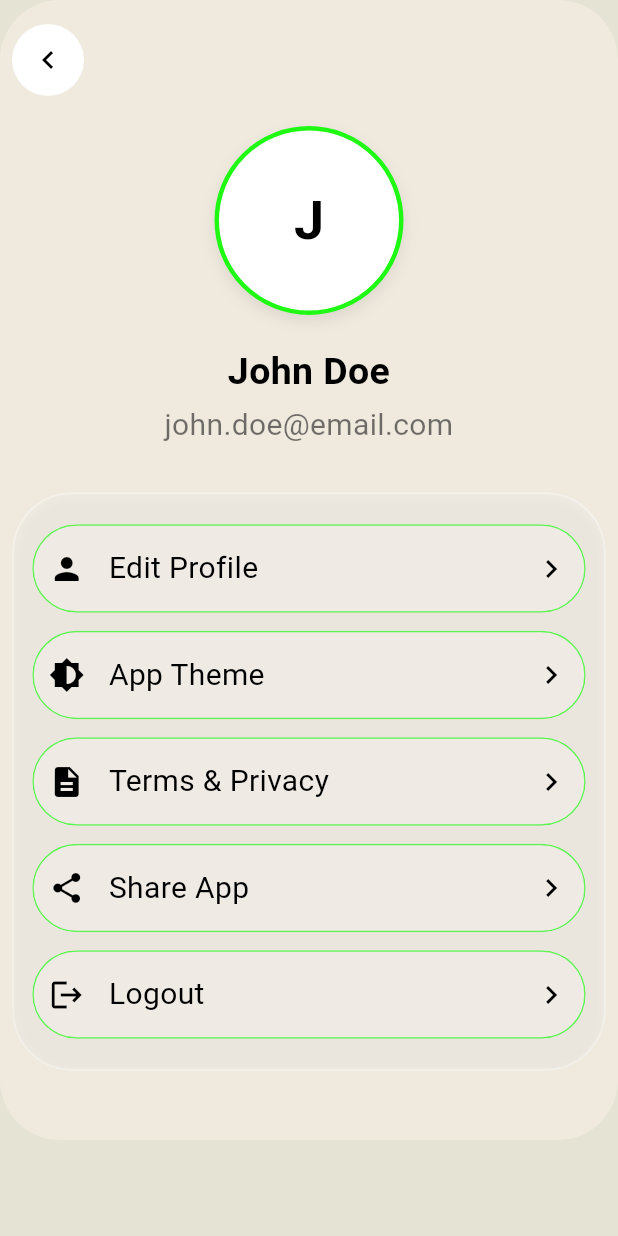
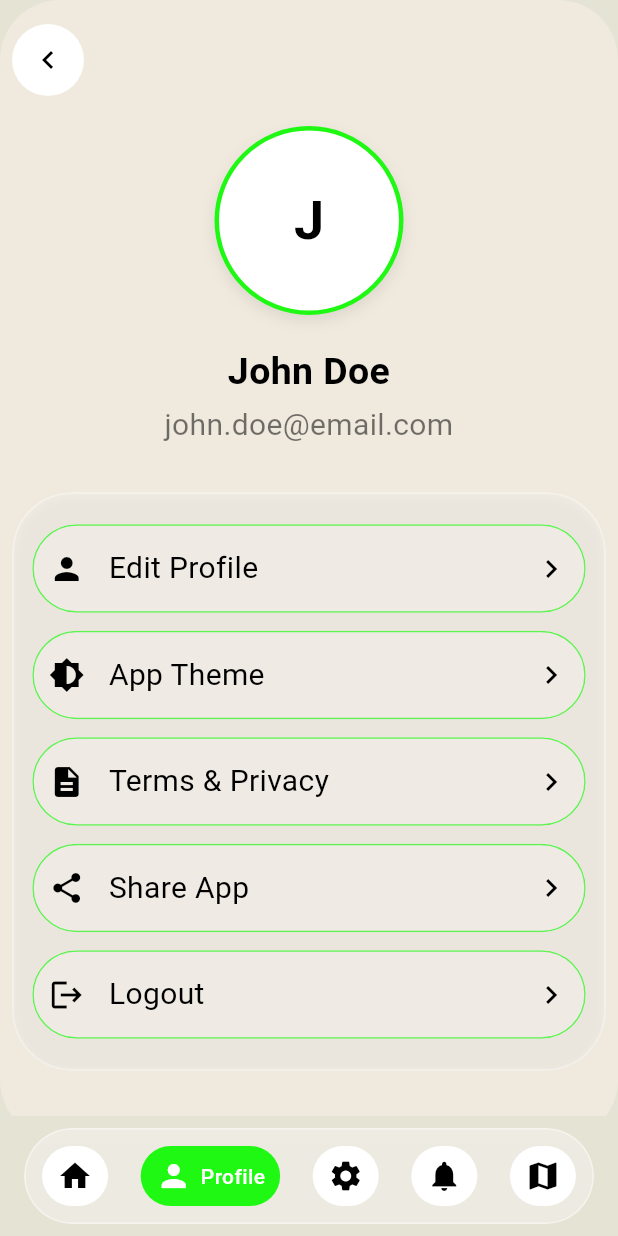
Before and after one commit to Alvin11David/UGANDA-EXPLORE, a Flutter app: the screen it shows after launch, on a phone screen of 412 x 824 dp. Run offline on Flutter 3.47's test engine with Material 3 defaults, Android fonts, the phone set to English and light mode, and no system bars; our stand-ins replace cloud_firestore, firebase_auth, firebase_core, flutter_svg, google_sign_in; accounts and stored records are empty; Roboto replaces fonts that are missing (Poppins).

Commit message:
added a bottom navigation bar to the profile screen

```diff
--- a/uganda_explore/lib/screens/profile/profile_screen.dart
+++ b/uganda_explore/lib/screens/profile/profile_screen.dart
@@ -117,42 +117,32 @@ class ProfileScreen extends StatelessWidget {
                           _ProfileOptionButton(
                             icon: Icons.person,
                             label: 'Edit Profile',
-                            onTap: () {
-                              // Handle edit profile tap here
-                            },
+                            onTap: () {},
                           ),
                           const SizedBox(height: 12),
                           _ProfileOptionButton(
                             icon: Icons.brightness_6,
                             label: 'App Theme',
-                            onTap:() {
-                              //Handle app theme tap here
-                            },
+                            onTap: () {},
                           ),
                           const SizedBox(height: 12),
                           _ProfileOptionButton(
                             icon: Icons.description,
                             label: 'Terms & Privacy',
-                            onTap: () {
-                              //Handle terms & privacy tap here
-                            },
+                            onTap: () {},
                           ),
                           const SizedBox(height: 12),
                           _ProfileOptionButton(
                             icon: Icons.share,
                             label: 'Share App',
-                            onTap:() {
-
-                            },
+                            onTap: () {},
                           ),
                           const SizedBox(height: 12),
                           _ProfileOptionButton(
                             icon: Icons.logout,
                             label: 'Logout',
-                            onTap: () {
-                              //Handle Logout tap here
-                            },
-                          )
+                            onTap: () {},
+                          ),
                         ],
                       ),
                     ),
@@ -163,6 +153,74 @@ class ProfileScreen extends StatelessWidget {
             ),
           ),
         ),
+      ),
+      bottomNavigationBar: Padding(
+        padding: const EdgeInsets.symmetric(horizontal: 16, vertical: 8),
+        child: ClipRRect(
+          borderRadius: BorderRadius.circular(40),
+          child: BackdropFilter(
+            filter: ImageFilter.blur(sigmaX: 12, sigmaY: 12),
+            child: Container(
+              height: 64,
+              decoration: BoxDecoration(
+                color: Colors.white.withOpacity(0.3),
+                borderRadius: BorderRadius.circular(40),
+                border: Border.all(
+                  color: Colors.white.withOpacity(0.4),
+                  width: 1.2,
+                ),
+              ),
+              child: Row(
+                mainAxisAlignment: MainAxisAlignment.spaceAround,
+                children: [
+                  _NavIcon(icon: Icons.home, selected: false),
+                  _NavIcon(icon: Icons.person, selected: true, label: 'Profile'),
+                  _NavIcon(icon: Icons.settings, selected: false),
+                  _NavIcon(icon: Icons.notifications, selected: false),
+                  _NavIcon(icon: Icons.map, selected: false),
+                ],
+              ),
+            ),
+          ),
+        ),
+      ),
+    );
+  }
+}
+
+class _NavIcon extends StatelessWidget {
+  final IconData icon;
+  final bool selected;
+  final String? label;
+
+  const _NavIcon({
+    required this.icon,
+    this.selected = false,
+    this.label,
+  });
+
+  @override
+  Widget build(BuildContext context) {
+    return Container(
+      padding: const EdgeInsets.symmetric(horizontal: 10, vertical: 8),
+      decoration: BoxDecoration(
+        color: selected ? const Color(0xFF1FF813) : Colors.white,
+        borderRadius: BorderRadius.circular(30),
+      ),
+      child: Row(
+        children: [
+          Icon(icon, color: selected ? Colors.white : Colors.black, size: 24),
+          if (label != null) ...[
+            const SizedBox(width: 6),
+            Text(
+              label!,
+              style: TextStyle(
+                color: selected ? Colors.white : Colors.black,
+                fontWeight: FontWeight.w500,
+              ),
+            ),
+          ]
+        ],
       ),
     );
   }
@@ -206,7 +264,7 @@ class _ProfileOptionButton extends StatelessWidget {
                     style: const TextStyle(
                       fontSize: 20,
                       color: Colors.black,
-                      fontFamily: 'Poppins'
+                      fontFamily: 'Poppins',
                     ),
                   ),
                 ),
```
